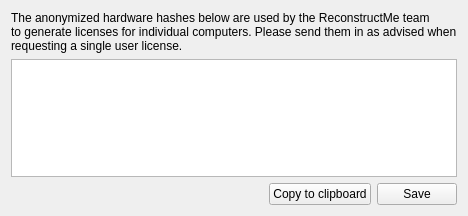
This is ui/hardware_key_dialog.ui in cheind/reconstructme-qt as Qt 5 draws it before an edit. The edited form follows.
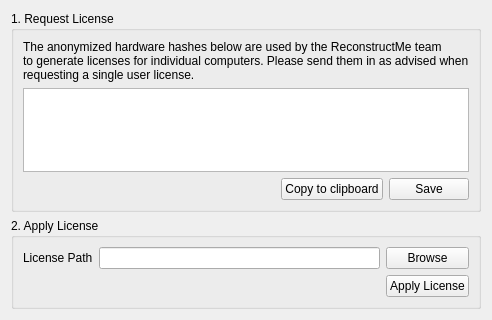
This is the edited form.

Commit message: refactored settings moved license application to license dialog

Patch:
```diff
--- a/ui/hardware_key_dialog.ui
+++ b/ui/hardware_key_dialog.ui
@@ -6,8 +6,8 @@
    <rect>
     <x>0</x>
     <y>0</y>
-    <width>421</width>
-    <height>216</height>
+    <width>439</width>
+    <height>320</height>
    </rect>
   </property>
   <property name="windowTitle">
@@ -15,6 +15,12 @@
   </property>
   <layout class="QGridLayout" name="gridLayout">
    <item row="0" column="0">
+    <widget class="QGroupBox" name="groupBox">
+     <property name="title">
+      <string>1. Request License</string>
+     </property>
+     <layout class="QGridLayout" name="gridLayout_2">
+      <item row="0" column="0">
     <layout class="QVBoxLayout" name="verticalLayout">
      <item>
       <widget class="QLabel" name="label">
@@ -80,6 +86,46 @@
       </layout>
      </item>
     </layout>
+      </item>
+     </layout>
+    </widget>
+   </item>
+   <item row="1" column="0">
+    <widget class="QGroupBox" name="groupBox_2">
+     <property name="title">
+      <string>2. Apply License</string>
+     </property>
+     <layout class="QGridLayout" name="gridLayout_4">
+      <item row="3" column="0">
+       <layout class="QGridLayout" name="gridLayout_3">
+        <item row="1" column="0">
+         <widget class="QLabel" name="label_2">
+          <property name="text">
+           <string>License Path</string>
+          </property>
+         </widget>
+        </item>
+        <item row="1" column="1">
+         <widget class="QLineEdit" name="le_license"/>
+        </item>
+        <item row="1" column="2">
+         <widget class="QPushButton" name="pb_browse">
+          <property name="text">
+           <string>Browse</string>
+          </property>
+         </widget>
+        </item>
+        <item row="2" column="2">
+         <widget class="QPushButton" name="pb_apply">
+          <property name="text">
+           <string>Apply License</string>
+          </property>
+         </widget>
+        </item>
+       </layout>
+      </item>
+     </layout>
+    </widget>
    </item>
   </layout>
  </widget>
```
Lines whose indentation alone changed are shown as unchanged. The commit also changes 7 other files.
